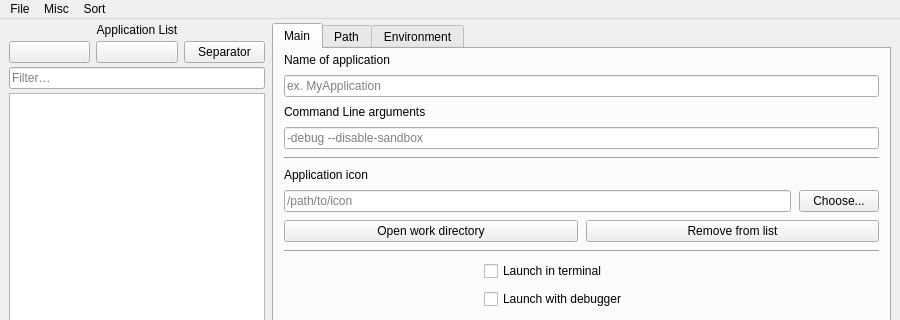
The window that smollauncher_UI.ui (TerminalHash/smollauncher) describes before a commit, drawn with Qt 5; both pictures show x 0 to 900 and y 0 to 320 of the 900 by 600 pixel window.
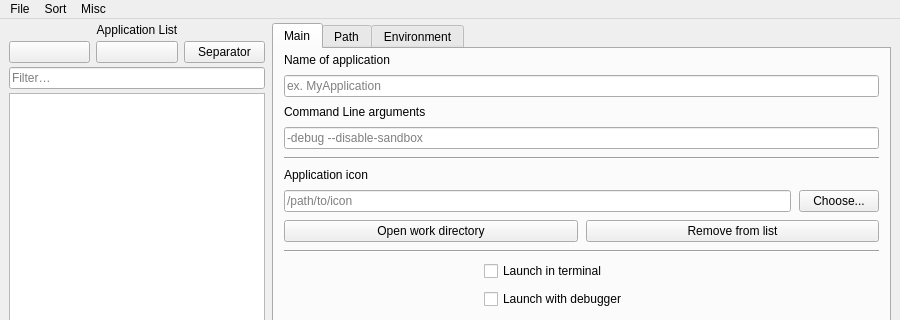
The same window after the commit. Icons and pictures are not drawn. Custom widgets are drawn as their Qt base class.

```diff
--- a/smollauncher_UI.ui
+++ b/smollauncher_UI.ui
@@ -804,8 +804,8 @@
     <addaction name="actionSortApps"/>
    </widget>
    <addaction name="menuFile"/>
-   <addaction name="menuMisc"/>
    <addaction name="menuSort"/>
+   <addaction name="menuMisc"/>
   </widget>
   <widget class="QStatusBar" name="statusbar"/>
   <action name="actionFile">
```
Left out of the diff: 6 changed lines with no effect on the pictures.
